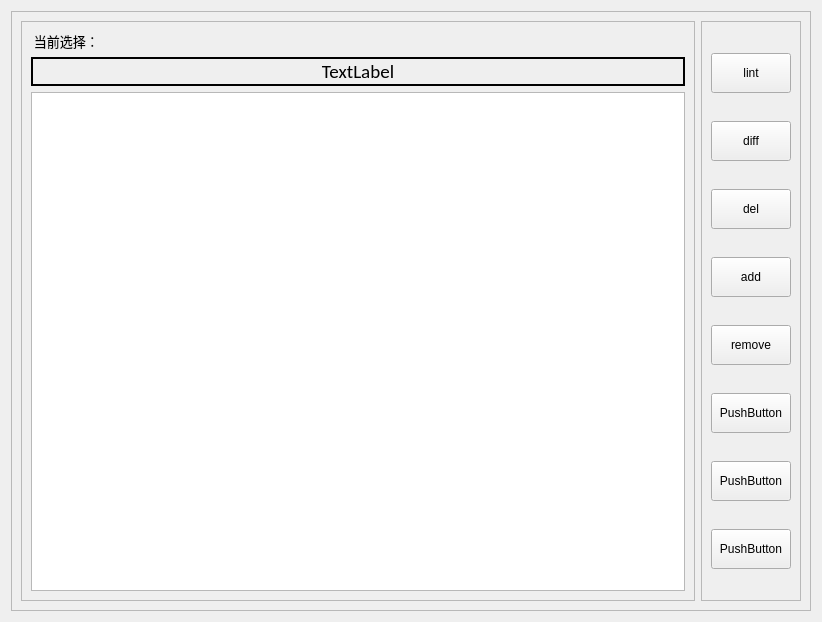
Before: the Qt Designer form ipcd3/widget.ui in 1113870631/ipcd_front_QT, drawn with Qt 5.
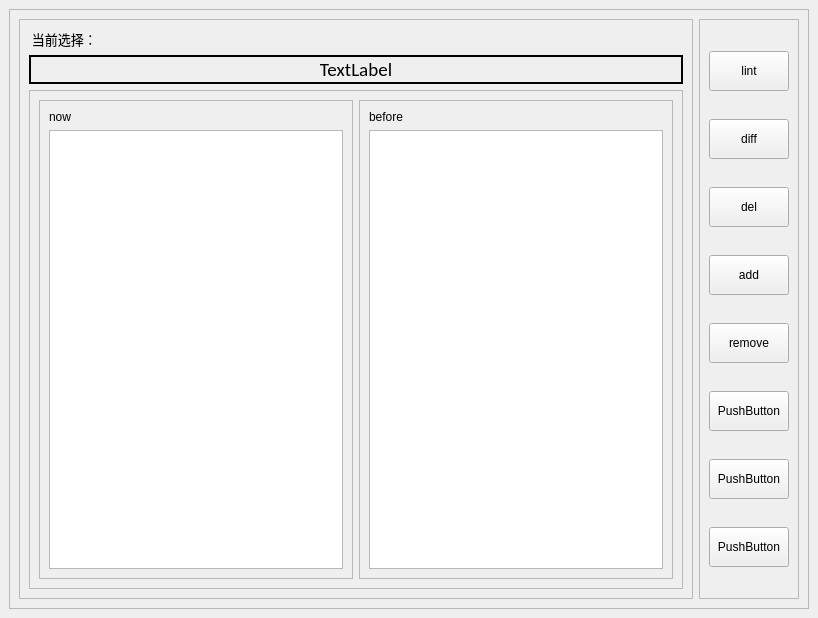
After: the same form once the commit is applied.

The edit to the form file:
```diff
--- a/ipcd3/widget.ui
+++ b/ipcd3/widget.ui
@@ -13,9 +13,15 @@
   <property name="windowTitle">
    <string>Widget</string>
   </property>
-  <layout class="QFormLayout" name="formLayout">
-   <item row="0" column="0" colspan="2">
-    <widget class="QFrame" name="frame_3">
+  <widget class="QFrame" name="frame_all">
+   <property name="geometry">
+    <rect>
+     <x>9</x>
+     <y>9</y>
+     <width>800</width>
+     <height>600</height>
+    </rect>
+   </property>
      <property name="sizePolicy">
       <sizepolicy hsizetype="Preferred" vsizetype="Preferred">
        <horstretch>0</horstretch>
@@ -107,13 +113,66 @@
           </widget>
          </item>
          <item>
-          <widget class="QListWidget" name="listWidget"/>
-         </item>
+        <widget class="QFrame" name="frame_4">
+         <property name="frameShape">
+          <enum>QFrame::StyledPanel</enum>
+         </property>
+         <property name="frameShadow">
+          <enum>QFrame::Raised</enum>
+         </property>
+         <layout class="QHBoxLayout" name="horizontalLayout_2">
+          <item>
+           <widget class="QFrame" name="frame_5">
+            <property name="frameShape">
+             <enum>QFrame::StyledPanel</enum>
+            </property>
+            <property name="frameShadow">
+             <enum>QFrame::Raised</enum>
+            </property>
+            <layout class="QVBoxLayout" name="verticalLayout_3">
+             <item>
+              <widget class="QLabel" name="label_now">
+               <property name="text">
+                <string>now</string>
+               </property>
+              </widget>
+             </item>
+             <item>
+              <widget class="QListWidget" name="listWidget_now"/>
+             </item>
         </layout>
        </widget>
       </item>
       <item>
-       <widget class="QFrame" name="frame_2">
+           <widget class="QFrame" name="frame_6">
+            <property name="frameShape">
+             <enum>QFrame::StyledPanel</enum>
+            </property>
+            <property name="frameShadow">
+             <enum>QFrame::Raised</enum>
+            </property>
+            <layout class="QVBoxLayout" name="verticalLayout_4">
+             <item>
+              <widget class="QLabel" name="label_before">
+               <property name="text">
+                <string>before</string>
+               </property>
+              </widget>
+             </item>
+             <item>
+              <widget class="QListWidget" name="listWidget_before"/>
+             </item>
+            </layout>
+           </widget>
+          </item>
+         </layout>
+        </widget>
+       </item>
+      </layout>
+     </widget>
+    </item>
+    <item>
+     <widget class="QFrame" name="frame_bton">
         <property name="frameShape">
          <enum>QFrame::StyledPanel</enum>
         </property>
@@ -230,8 +289,6 @@
       </item>
      </layout>
     </widget>
-   </item>
-  </layout>
  </widget>
  <resources/>
  <connections/>
```
Left out of the diff: 2 changed lines with no effect on the pictures. Lines whose indentation alone changed are shown as unchanged.
